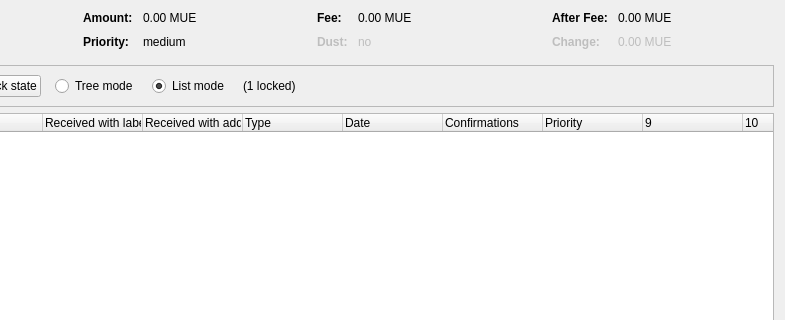
First picture: the form in src/qt/forms/coincontroldialog.ui, repository stakecube/stakecubecoin-archive, before the edit; both pictures show x 169 to 954 and y 0 to 320 of the 954 by 500 pixel window.
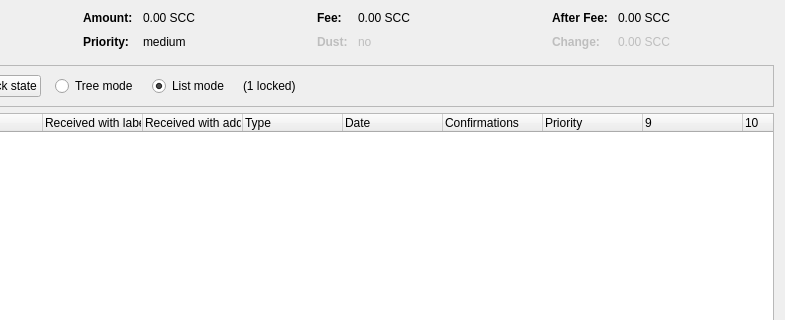
Second picture: the form after the edit. Custom widgets are drawn as their Qt base class.

What changed in the file:
```diff
--- a/src/qt/forms/coincontroldialog.ui
+++ b/src/qt/forms/coincontroldialog.ui
@@ -132,7 +132,7 @@
           <enum>Qt::ActionsContextMenu</enum>
          </property>
          <property name="text">
-          <string notr="true">0.00 MUE</string>
+          <string notr="true">0.00 SCC</string>
          </property>
          <property name="textInteractionFlags">
           <set>Qt::LinksAccessibleByMouse|Qt::TextSelectableByKeyboard|Qt::TextSelectableByMouse</set>
@@ -206,7 +206,7 @@
           <enum>Qt::ActionsContextMenu</enum>
          </property>
          <property name="text">
-          <string notr="true">0.00 MUE</string>
+          <string notr="true">0.00 SCC</string>
          </property>
          <property name="textInteractionFlags">
           <set>Qt::LinksAccessibleByMouse|Qt::TextSelectableByKeyboard|Qt::TextSelectableByMouse</set>
@@ -286,7 +286,7 @@
           <enum>Qt::ActionsContextMenu</enum>
          </property>
          <property name="text">
-          <string notr="true">0.00 MUE</string>
+          <string notr="true">0.00 SCC</string>
          </property>
          <property name="textInteractionFlags">
           <set>Qt::LinksAccessibleByMouse|Qt::TextSelectableByKeyboard|Qt::TextSelectableByMouse</set>
@@ -321,7 +321,7 @@
           <enum>Qt::ActionsContextMenu</enum>
          </property>
          <property name="text">
-          <string notr="true">0.00 MUE</string>
+          <string notr="true">0.00 SCC</string>
          </property>
          <property name="textInteractionFlags">
           <set>Qt::LinksAccessibleByMouse|Qt::TextSelectableByKeyboard|Qt::TextSelectableByMouse</set>
```
